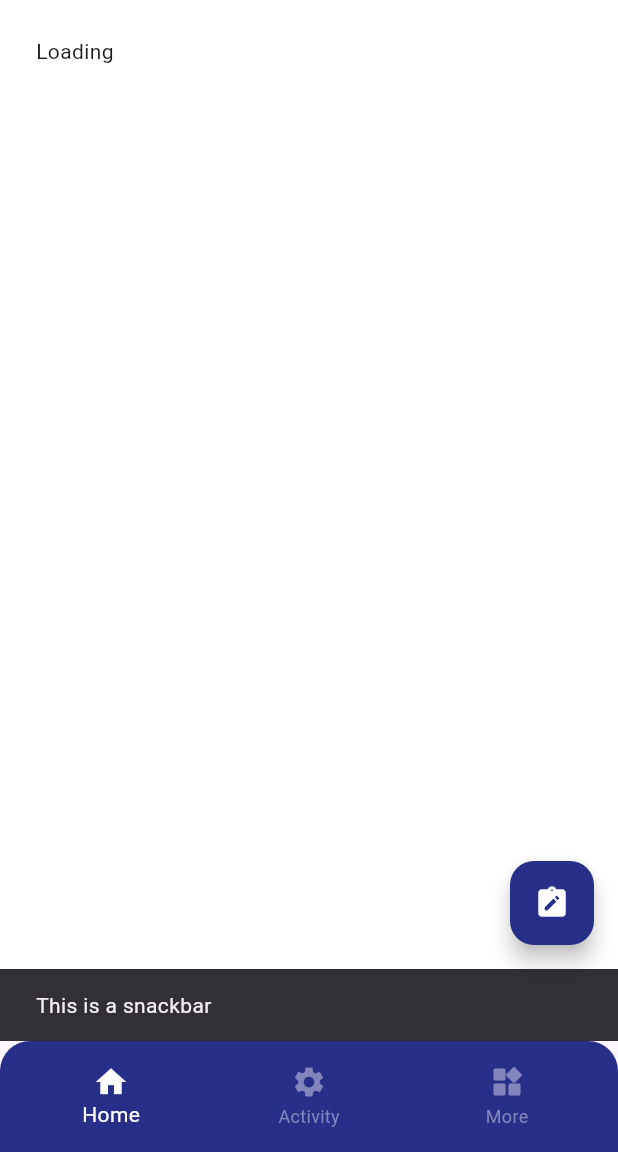
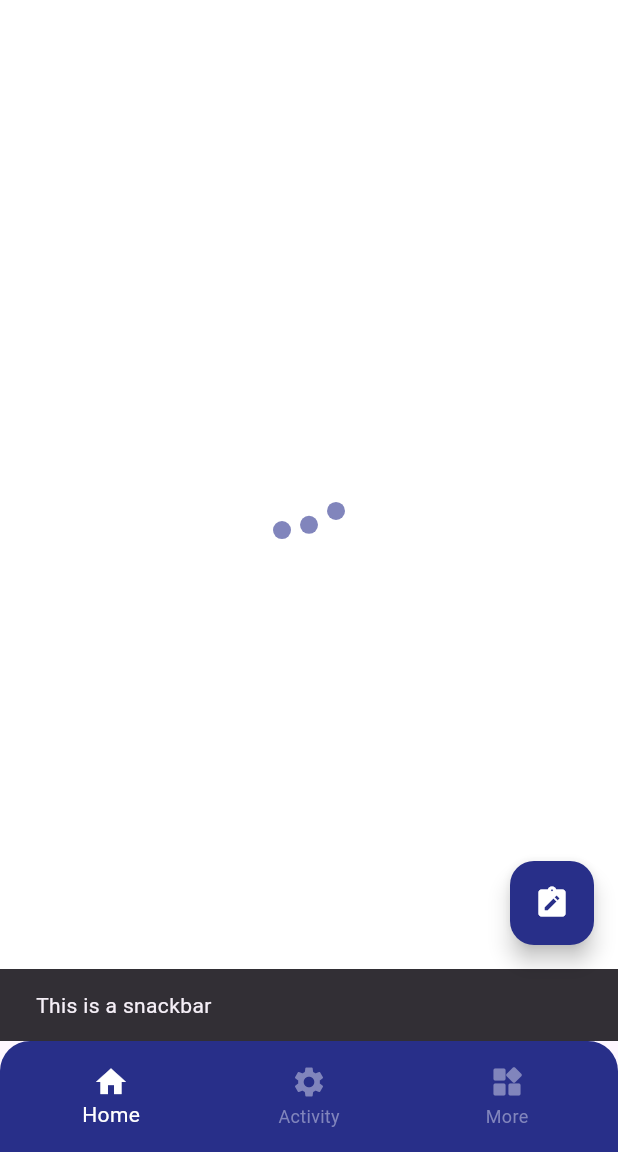
Before and after one commit to ArenduC/macV2, a Flutter app: the HomeScreen screen opened directly, after a tap on the "add alert" icon, on a phone screen of 412 x 824 dp, the part 84-1236 px from its top. Run offline on Flutter 3.47's test engine with Material 3 defaults, Android fonts, the phone set to English and light mode, and no system bars; our stand-ins replace firebase_core, firebase_messaging, flutter_secure_storage, flutter_svg, sqflite; accounts and stored records are empty; network calls fail.

Commit message:
marketing detials and loading update

```diff
--- /dev/null
+++ b/lib/common/buble_drop_loading.dart
@@ -0,0 +1,64 @@
+import 'package:flutter/material.dart';
+import 'dart:math';
+
+import 'package:maca/styles/colors/app_colors.dart';
+
+class ThreeDotHarmonicLoading extends StatefulWidget {
+  const ThreeDotHarmonicLoading({Key? key}) : super(key: key);
+
+  @override
+  _ThreeDotHarmonicLoadingState createState() => _ThreeDotHarmonicLoadingState();
+}
+
+class _ThreeDotHarmonicLoadingState extends State<ThreeDotHarmonicLoading> with SingleTickerProviderStateMixin {
+  late AnimationController _controller;
+
+  @override
+  void initState() {
+    super.initState();
+    _controller = AnimationController(
+      vsync: this,
+      duration: const Duration(milliseconds: 1200),
+    )..repeat(); // Loop animation
+  }
+
+  @override
+  Widget build(BuildContext context) {
+    return SizedBox(
+      height: 50,
+      width: 60,
+      child: AnimatedBuilder(
+        animation: _controller,
+        builder: (context, child) {
+          return Row(
+            mainAxisAlignment: MainAxisAlignment.spaceEvenly,
+            children: List.generate(3, (index) {
+              double waveHeight = sin((_controller.value * 2 * pi) + (index * pi / 2)) * 7;
+              return Transform.translate(
+                offset: Offset(0, -waveHeight), // Moves up and down
+                child: _buildDot(),
+              );
+            }),
+          );
+        },
+      ),
+    );
+  }
+
+  Widget _buildDot() {
+    return Container(
+      width: 12,
+      height: 12,
+      decoration: const BoxDecoration(
+        color: AppColors.themeLite,
+        shape: BoxShape.circle,
+      ),
+    );
+  }
+
+  @override
+  void dispose() {
+    _controller.dispose();
+    super.dispose();
+  }
+}
--- a/lib/common/loading_component.dart
+++ b/lib/common/loading_component.dart
@@ -1,4 +1,5 @@
 import 'package:flutter/material.dart';
+import 'package:maca/common/buble_drop_loading.dart';
 
 class LoadingComponent extends StatefulWidget {
   const LoadingComponent({super.key});
@@ -10,9 +11,11 @@ class LoadingComponent extends StatefulWidget {
 class _LoadingComponentState extends State<LoadingComponent> {
   @override
   Widget build(BuildContext context) {
-    return Container(
-      padding: const EdgeInsets.all(8),
-      child: const Text("Loading"),
+    return Center(
+      child: Container(
+        padding: const EdgeInsets.all(8),
+        child: const ThreeDotHarmonicLoading(),
+      ),
     );
   }
 }
--- a/lib/connection/api_connection.dart
+++ b/lib/connection/api_connection.dart
@@ -4,13 +4,15 @@ import 'package:maca/env/env.dart';
 class PostUrl {
   String borderList = "${Connection().baseUrl}v1/borderlist";
   String userLogin = PostApiConnectionModel().login;
+  String userRegistration = "${Connection().prodUrl}v1/user_registration";
   String marketingStatusUpdate = "${Connection().prodUrl}v1/set_marketing_shift";
   String addExpense = "${Connection().prodUrl}v1/add_expense";
   String individualMarketStatus = "${Connection().prodUrl}v1/get_individual_marketing_status";
 }
 
 class GetUrl {
-  String bedList = "${Connection().baseUrl}v1/bed_available";
+  String bedList = "${Connection().prodUrl}v1/bed_availability";
   String marketList = "${Connection().prodUrl}v1/get_marketing_status";
   String currentExpenditureDetails = "${Connection().prodUrl}v1/current_marketing_details";
+  String marketingDetails = "${Connection().prodUrl}v1/marketing_details";
 }
--- a/lib/connection/api_connection_model.dart
+++ b/lib/connection/api_connection_model.dart
@@ -9,7 +9,7 @@ class GetApiConnectionModel {
 
 class PostApiConnectionModel {
   String borderList = "v1/borderlist";
-  String login = "${Connection().baseUrl}v1/user_login";
+  String login = "${Connection().prodUrl}v1/user_login";
   String marketingStatusUpdate = "v1/set_marketing_shift";
   String addExpense = "v1/add_expense";
   String individualMarketStatus = "v1/get_individual_marketing_status";
--- a/lib/function/app_function.dart
+++ b/lib/function/app_function.dart
@@ -119,7 +119,7 @@ String getMonthName(int month) {
 }
 
 class AppFunction {
-  macaApiResponsePrintAndGet(dynamic data, [dynamic extractData]) {
+  macaApiResponsePrintAndGet({dynamic data, bool? snackBarView, dynamic snackBarType, dynamic snackBarMessage, dynamic extractData}) {
     print("Api response: $data");
     if (data.statusCode == 200) {
       dynamic response = jsonDecode(data.body);
@@ -141,7 +141,7 @@ class AppFunction {
     return allBeds.map((bed) {
       return {
         ...bed,
-        'is_active': activeBeds.contains(bed['user_bed']), // True if present in userBeds
+        'is_active': !activeBeds.contains(bed['user_bed']), // True if present in userBeds
       };
     }).toList();
   }
--- a/lib/page/expend_add_page.dart
+++ b/lib/page/expend_add_page.dart
@@ -49,7 +49,7 @@ class _ExpendAddPageState extends State<ExpendAddPage> {
     };
     macaPrint(jsonBody);
     dynamic response = await ApiService().apiCallService(endpoint: PostUrl().addExpense, method: ApiType().post, body: jsonBody);
-    dynamic data = AppFunction().macaApiResponsePrintAndGet(response);
+    dynamic data = AppFunction().macaApiResponsePrintAndGet(data: response);
     setState(() {
       isSuccess = data["isSuccess"];
       itemController.text = '';
--- a/lib/page/marketing_add_page.dart
+++ b/lib/page/marketing_add_page.dart
@@ -99,7 +99,7 @@ class _MarketingAddPageState extends State<MarketingAddPage> {
     };
 
     dynamic response = await ApiService().apiCallService(endpoint: PostUrl().marketingStatusUpdate, method: ApiType().post, body: jsonBody);
-    dynamic data = AppFunction().macaApiResponsePrintAndGet(response);
+    dynamic data = AppFunction().macaApiResponsePrintAndGet(data: response);
 
     setState(() {
       if (data["isSuccess"] == true) {
@@ -117,7 +117,7 @@ class _MarketingAddPageState extends State<MarketingAddPage> {
     macaPrint("userId: $data");
     dynamic jsonBody = {"user_id": data};
     dynamic response = await ApiService().apiCallService(endpoint: PostUrl().individualMarketStatus, method: ApiType().post, body: jsonBody);
-    dynamic value = AppFunction().macaApiResponsePrintAndGet(response);
+    dynamic value = AppFunction().macaApiResponsePrintAndGet(data: response);
     if (mounted) {
       setState(() {
         marketingStatus = value["data"][0];
```
Also changed, not shown: lib/common/default_page.dart (added, +18 -0 lines), lib/data/app_data.dart (+86 -0 lines), lib/features/marketing_details/marketing_details_helper.dart (added, +50 -0 lines), lib/features/marketing_details/marketing_details_model.dart (added, +44 -0 lines), lib/features/marketing_details/view/marketing_details_view.dart (added, +75 -0 lines), lib/features/marketing_details/view/marketing_list_widget.dart (added, +65 -0 lines), lib/helper/registration_validation_helper.dart (added, +51 -0 lines), lib/page/landing_page.dart (+3 -6 lines), lib/page/marketing_page.dart (+6 -2 lines), lib/screen/login_screen.dart (+41 -73 lines), lib/widget/app_common_widget.dart (+20 -23 lines).
